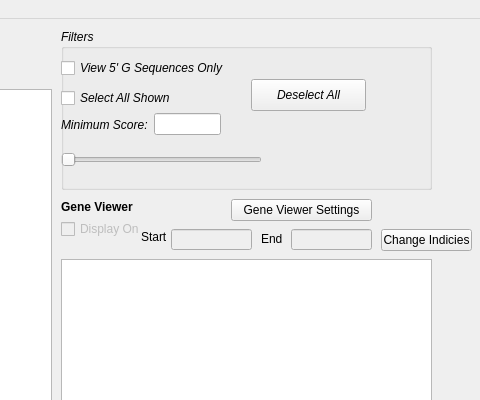
Above: resultsWindow.ui from TrinhLab/CASPERapp before the change; both pictures show x 649 to 1129 and y 0 to 400 of the 1129 by 658 pixel window. Below: the same form after it.
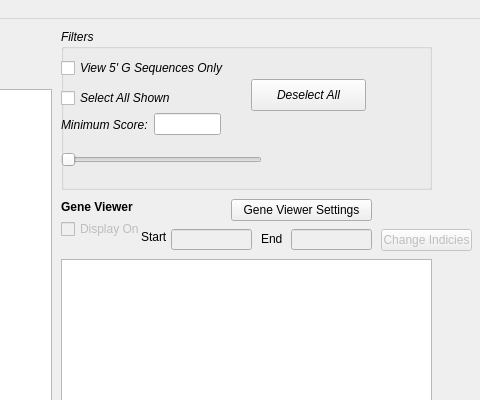
That is the form after the change.

Commit message: changed highlighint to work with location(can't test until algorithms is fixed), user can change indicies on all types of gene viewer files, fixed the bug in the NewGenome file where the user could not select a correct file, added Kegg functionality to the gene viewer settings button

```diff
--- a/resultsWindow.ui
+++ b/resultsWindow.ui
@@ -313,6 +313,9 @@
     </property>
    </widget>
    <widget class="QPushButton" name="change_start_end_button">
+    <property name="enabled">
+     <bool>false</bool>
+    </property>
     <property name="geometry">
      <rect>
       <x>1030</x>
```
The commit also changes 3 other files.
